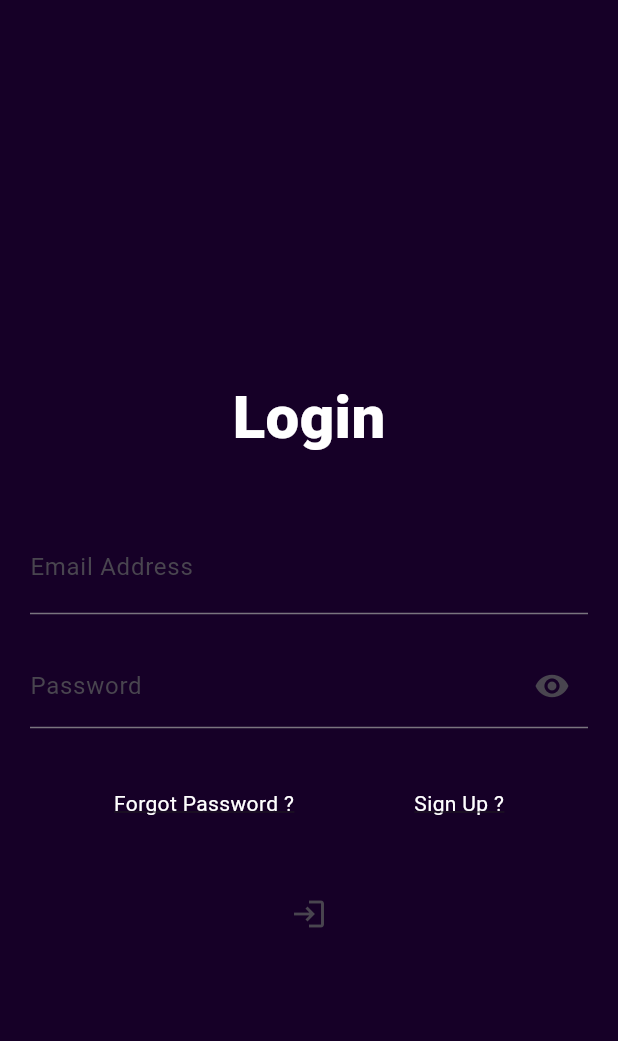
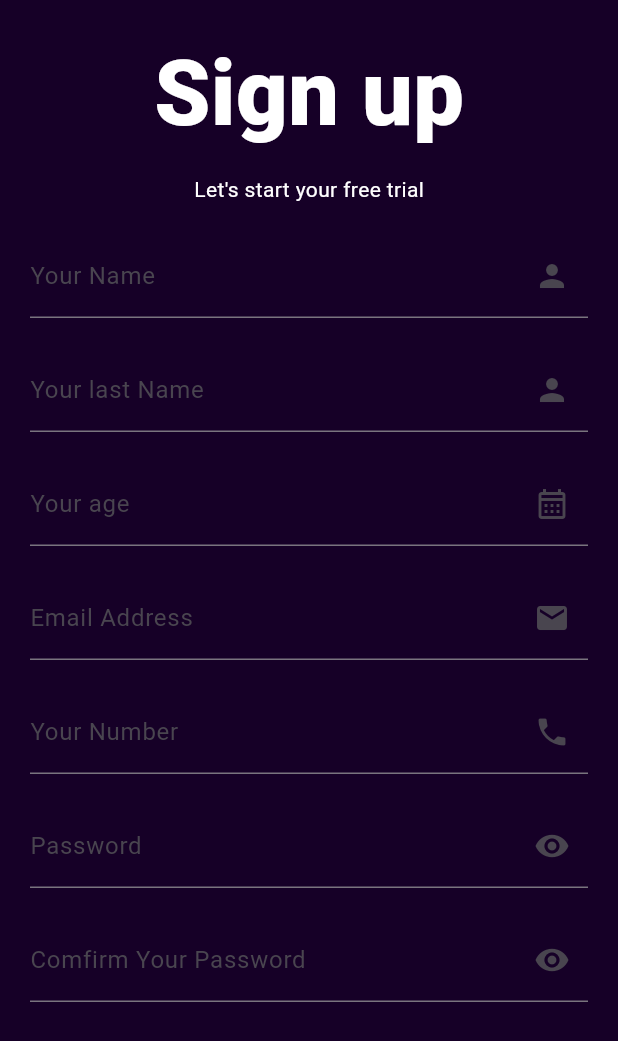
Before and after one commit to Rayenelhafsi/SmartHomeAssistance, a Flutter app: the screen it shows after launch, on a phone screen of 412 x 824 dp. Shown: the top 1041 px of the screen. Run offline on Flutter 3.47's test engine with Material 3 defaults, Android fonts, the phone set to English and light mode, and no system bars.

Commit message:
21/02/2025

```diff
--- a/main/lib/login.dart
+++ b/main/lib/login.dart
@@ -1,6 +1,8 @@
 import 'package:flutter/material.dart';
 
 class loginscreen extends StatelessWidget {
+  const loginscreen({super.key});
+
   // const MyWidget({super.key});
 
   @override
@@ -39,8 +41,8 @@ class loginscreen extends StatelessWidget {
                 decoration: InputDecoration(
                   labelText: 'Email Address',
                   fillColor: Colors.grey,
-                  suffix: Icon(
-                    Icons.remove_red_eye,
+                  suffixIcon: Icon(
+                    Icons.mail,
                   ),
                 ),
                 style: TextStyle(
--- a/main/lib/main.dart
+++ b/main/lib/main.dart
@@ -1,5 +1,6 @@
 import 'package:flutter/material.dart';
-import 'package:main/login.dart';
+import 'package:main/signup.dart';
+// import 'package:main/signup.dart';
 
 void main() {
   runApp(SmartHomeApp());
@@ -12,7 +13,7 @@ class SmartHomeApp extends StatelessWidget {
   Widget build(BuildContext context) {
     return MaterialApp(
       debugShowCheckedModeBanner: false,
-      home: loginscreen(),
+      home: signup(),
     );
   }
 }
--- /dev/null
+++ b/main/lib/signup.dart
@@ -0,0 +1,189 @@
+import 'package:flutter/material.dart';
+
+class signup extends StatelessWidget {
+  const signup({super.key});
+
+  // const MyWidget({super.key});
+
+  @override
+  Widget build(BuildContext context) {
+    return Scaffold(
+      body: Center(
+        child: Padding(
+          padding: const EdgeInsets.all(20.0),
+          child: Column(
+            children: [
+              Text(
+                'Sign up',
+                style: TextStyle(
+                  color: const Color.fromARGB(255, 255, 255, 255),
+                  fontWeight: FontWeight.w900,
+                  fontSize: 60,
+                ),
+              ),
+              SizedBox(
+                height: 10,
+              ),
+              Text(
+                'Let\'s start your free trial',
+                style: TextStyle(
+                  color: Colors.white,
+                ),
+              ),
+              SizedBox(
+                height: 20,
+              ),
+              Container(
+                decoration: BoxDecoration(
+                  borderRadius: BorderRadius.circular(10),
+                ),
+                child: TextFormField(
+                  keyboardType: TextInputType.emailAddress,
+                  decoration: InputDecoration(
+                    labelText: 'Your Name',
+                    fillColor: Colors.grey,
+                    suffixIcon: Icon(
+                      Icons.person,
+                    ),
+                  ),
+                  style: TextStyle(
+                    color: Colors.grey,
+                  ),
+                ),
+              ),
+              SizedBox(
+                height: 20,
+              ),
+              Container(
+                decoration: BoxDecoration(
+                  borderRadius: BorderRadius.circular(10),
+                ),
+                child: TextFormField(
+                  keyboardType: TextInputType.emailAddress,
+                  decoration: InputDecoration(
+                    labelText: 'Your last Name',
+                    fillColor: Colors.grey,
+                    suffixIcon: Icon(
+                      Icons.person,
+                    ),
+                  ),
+                  style: TextStyle(
+                    color: Colors.grey,
+                  ),
+                ),
+              ),
+              SizedBox(
+                height: 20,
+              ),
+              Container(
+                decoration: BoxDecoration(
+                  borderRadius: BorderRadius.circular(10),
+                ),
+                child: TextFormField(
+                  keyboardType: TextInputType.emailAddress,
+                  decoration: InputDecoration(
+                    labelText: 'Your age',
+                    fillColor: Colors.grey,
+                    suffixIcon: Icon(
+                      Icons.calendar_month_outlined,
+                    ),
+                  ),
+                  style: TextStyle(
+                    color: Colors.grey,
+                  ),
+                ),
+              ),
+              SizedBox(
+                height: 20,
+              ),
+              Container(
+                decoration: BoxDecoration(
+                  borderRadius: BorderRadius.circular(10),
+                ),
+                child: TextFormField(
+                  keyboardType: TextInputType.emailAddress,
+                  decoration: InputDecoration(
+                    labelText: 'Email Address',
+                    fillColor: Colors.grey,
+                    suffixIcon: Icon(
+                      Icons.mail,
+                    ),
+                  ),
+                  style: TextStyle(
+                    color: Colors.grey,
+                  ),
+                ),
+              ),
+              SizedBox(
+                height: 20,
+              ),
+              Container(
+                decoration: BoxDecoration(
+                  borderRadius: BorderRadius.circular(10),
+                ),
+                child: TextFormField(
+                  keyboardType: TextInputType.emailAddress,
+                  decoration: InputDecoration(
+                    labelText: 'Your Number',
+                    fillColor: Colors.grey,
+                    suffixIcon: Icon(
+                      Icons.phone,
+                    ),
+                  ),
+                  style: TextStyle(
+                    color: Colors.grey,
+                  ),
+                ),
+              ),
+              SizedBox(
+                height: 20,
+              ),
+              Container(
+                decoration: BoxDecoration(
+                  borderRadius: BorderRadius.circular(10),
+                ),
+                child: TextFormField(
+                  obscureText: true,
+                  keyboardType: TextInputType.visiblePassword,
+                  decoration: InputDecoration(
+                    labelText: 'Password',
+                    fillColor: Colors.grey,
+                    suffixIcon: Icon(
+                      Icons.remove_red_eye,
+                    ),
+                  ),
+                  style: TextStyle(
+                    color: Colors.grey,
+                  ),
+                ),
+              ),
+              SizedBox(
+                height: 20,
+              ),
+              Container(
+                decoration: BoxDecoration(
+                  borderRadius: BorderRadius.circular(10),
+                ),
+                child: TextFormField(
+                  obscureText: true,
+                  keyboardType: TextInputType.visiblePassword,
+                  decoration: InputDecoration(
+                    labelText: 'Comfirm Your Password',
+                    fillColor: Colors.grey,
+                    suffixIcon: Icon(
+                      Icons.remove_red_eye,
+                    ),
+                  ),
+                  style: TextStyle(
+                    color: Colors.grey,
+                  ),
+                ),
+              ),
+            ],
+          ),
+        ),
+      ),
+      backgroundColor: const Color.fromARGB(255, 22, 0, 39),
+    );
+  }
+}
```
